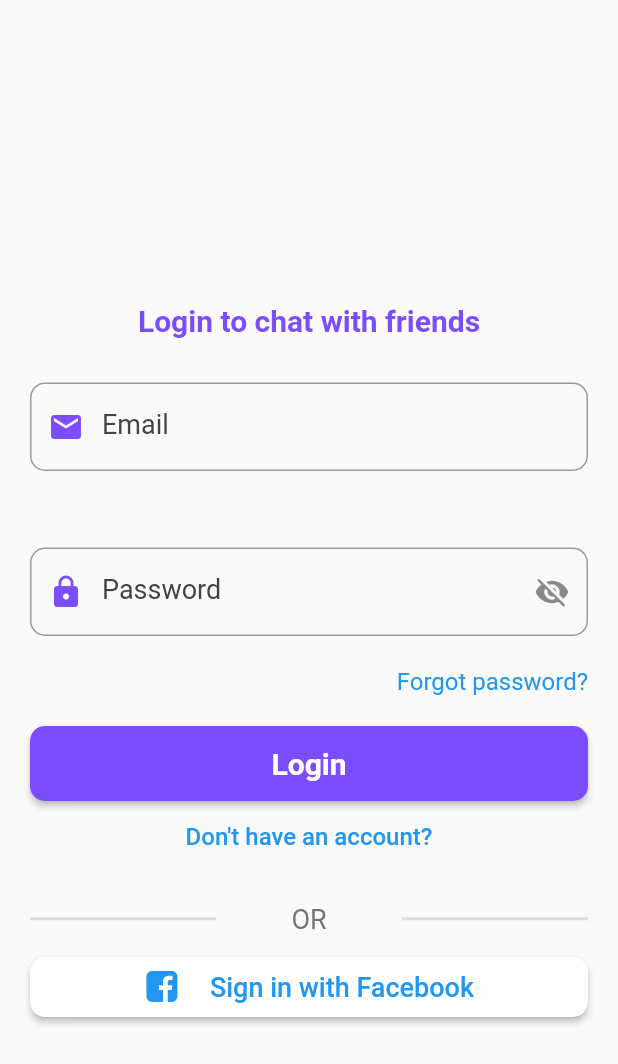
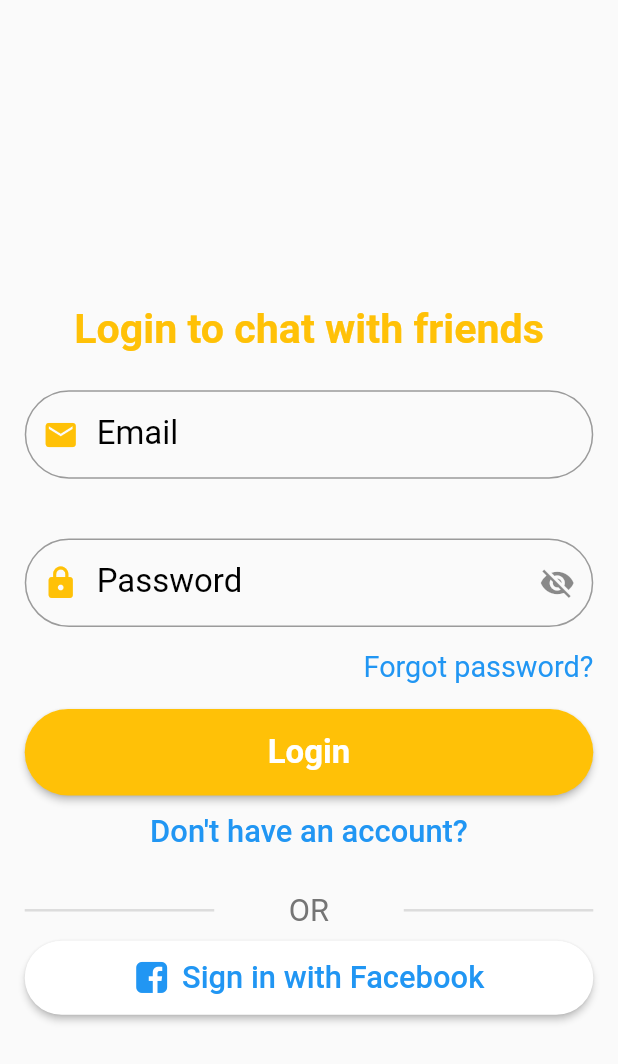
Before and after one commit to Prince-Kd/chat_app, a Flutter app: the screen it shows after launch, on a phone screen of 412 x 824 dp. Shown: the top 1064 px of the screen. Run offline on Flutter 3.47's test engine with Material 2 defaults, Android fonts, the phone set to English and light mode, and no system bars; our stand-ins replace firebase_auth, firebase_core, flutter_slidable, hive, hive_flutter, sizer; accounts and stored records are empty.

Commit message:
*Implement responsiveness using Sizer package     *Add sign out function    *Store user id with hive

```diff
--- a/lib/main.dart
+++ b/lib/main.dart
@@ -2,14 +2,19 @@ import 'package:chat_app/pages/home.dart';
 import 'package:chat_app/pages/login.dart';
 import 'package:flutter/material.dart';
 import 'package:firebase_core/firebase_core.dart';
+import 'package:hive/hive.dart';
+import 'package:hive_flutter/hive_flutter.dart';
 import 'firebase_options.dart';
 import 'package:firebase_auth/firebase_auth.dart';
+import 'package:sizer/sizer.dart';
 
 void main() async {
   WidgetsFlutterBinding.ensureInitialized();
   await Firebase.initializeApp(
     options: DefaultFirebaseOptions.currentPlatform,
   );
+  await Hive.initFlutter();
+  await Hive.openBox('settings');
   runApp(const MyApp());
 }
 
@@ -19,11 +24,14 @@ class MyApp extends StatelessWidget {
   // This widget is the root of your application.
   @override
   Widget build(BuildContext context) {
+    return Sizer(
+      builder: (context, orientation, deviceType) {
         return MaterialApp(
           initialRoute: '/',
           routes: {
             '/' : (context) => Login(),
             'home': (content) => Home(),
+            'chat': (context) => ChatScreen(),
           },
           title: 'Flutter Demo',
           debugShowCheckedModeBanner: false,
@@ -34,18 +42,20 @@ class MyApp extends StatelessWidget {
             ),
             inputDecorationTheme: InputDecorationTheme(
               labelStyle: TextStyle(
-            fontSize: 18,
+                fontSize: 18.sp,
                 color: Colors.grey[800]
               ),
               focusedBorder: OutlineInputBorder(
-            borderRadius: BorderRadius.circular(10),
+                borderRadius: BorderRadius.circular(10.h),
                 borderSide: const BorderSide(
-              color: Colors.deepPurpleAccent
+                  color: Colors.amber
                 )
               )
             )
           ),
           //home: const Login(),
+        );
+      }
     );
   }
 }
--- a/lib/pages/login.dart
+++ b/lib/pages/login.dart
@@ -9,7 +9,9 @@ import 'package:firebase_auth/firebase_auth.dart';
 import 'package:flutter/cupertino.dart';
 import 'package:flutter/material.dart';
 import 'package:flutter/services.dart';
-import 'package:google_sign_in/google_sign_in.dart';
+import 'package:hive/hive.dart';
+import 'package:sizer/sizer.dart';
+//import 'package:google_sign_in/google_sign_in.dart';
 
 class Login extends StatefulWidget {
   const Login({Key? key}) : super(key: key);
@@ -38,8 +40,10 @@ class _LoginState extends State<Login> {
         try {
           UserCredential userCred = await auth.signInWithEmailAndPassword(
               email: email!, password: password!);
-          Navigator.pushReplacementNamed(context, 'home',
-              arguments: {'email': userCred.user!.email});
+          var user = await userCred.user;
+          print(user);
+          Hive.box('settings').put('user', user!.uid);
+          Navigator.pushReplacementNamed(context, 'home',);
           setState(() {
             loading = false;
           });
@@ -66,22 +70,22 @@ class _LoginState extends State<Login> {
     return Scaffold(
         appBar: AppBar(
           backgroundColor: Colors.transparent,
-          elevation: 0,
+          elevation: 0.h,
           systemOverlayStyle: SystemUiOverlayStyle.dark,
         ),
         body: Padding(
-          padding: const EdgeInsets.all(20.0),
+          padding: EdgeInsets.all(2.h),
           child: Column(
             mainAxisAlignment: MainAxisAlignment.center,
             children: [
-              const Text('Login to chat with friends',
+              Text('Login to chat with friends',
                   style: TextStyle(
-                    fontSize: 20,
-                    color: Colors.deepPurpleAccent,
+                    fontSize: 20.sp,
+                    color: Colors.amber,
                     fontWeight: FontWeight.w600,
                   )),
-              const SizedBox(
-                height: 30,
+              SizedBox(
+                height: 3.h,
               ),
               Form(
                 key: _formKey,
@@ -100,8 +104,8 @@ class _LoginState extends State<Login> {
                       prefix: Icons.email,
                       obscure: false,
                     ),
-                    const SizedBox(
-                      height: 30,
+                    SizedBox(
+                      height: 3.h,
                     ),
                     TextInputWidget(
                       validation: Validators(field: 'Password').required,
@@ -120,10 +124,10 @@ class _LoginState extends State<Login> {
                         child: Text(
                           'Forgot password?',
                           textAlign: TextAlign.right,
-                          style: TextStyle(color: Colors.blue, fontSize: 16),
+                          style: TextStyle(color: Colors.blue, fontSize: 14.sp),
                         )),
-                    const SizedBox(
-                      height: 20,
+                    SizedBox(
+                      height: 2.h,
                     ),
                     AuthButton(
                       loading: loading,
@@ -132,16 +136,16 @@ class _LoginState extends State<Login> {
                             ? const CircularProgressIndicator.adaptive(
                                 backgroundColor: Colors.white,
                               )
-                            : const Text(
+                            : Text(
                                 'Login',
                                 style: TextStyle(
-                                  fontSize: 20,
+                                  fontSize: 16.sp,
                                   fontWeight: FontWeight.w600,
                                   color: Colors.white,
                                 ),
                               ),
                       ),
-                      color: Colors.deepPurpleAccent,
+                      color: Colors.amber,
                       method: SignIn,
                     ),
                     TextButton(
@@ -149,21 +153,21 @@ class _LoginState extends State<Login> {
                         child: Text(
                           "Don't have an account?",
                           style: TextStyle(
-                            fontSize: 16,
+                            fontSize: 15.sp,
                           ),
                         ))
                   ],
                 ),
               ),
-              const SizedBox(
-                height: 20,
+              SizedBox(
+                height: 2.h,
               ),
               Row(
                 children: [
-                  const Expanded(
+                  Expanded(
                       flex: 1,
                       child: Divider(
-                        thickness: 2,
+                        thickness: 0.2.h,
                       )),
                   Expanded(
                       flex: 1,
@@ -171,14 +175,14 @@ class _LoginState extends State<Login> {
                           child: Text(
                         'OR',
                         style: TextStyle(
-                          fontSize: 18,
+                          fontSize: 15.sp,
                           color: Colors.grey[600],
                         ),
                       ))),
-                  const Expanded(
+                  Expanded(
                       flex: 1,
                       child: Divider(
-                        thickness: 2,
+                        thickness: 0.2.h,
                       ))
                 ],
               ),
@@ -201,20 +205,20 @@ class _LoginState extends State<Login> {
               //     ),
               //     method: googleSignIn),
               SizedBox(
-                height: 15,
+                height: 1.h,
               ),
               AuthButton(
                   color: Colors.white,
-                  height: 40,
+                  height: 6,
                   content: Row(
                     mainAxisAlignment: MainAxisAlignment.center,
-                    children: const [
-                      Icon(CustomIcons.facebook_squared, color: Colors.blue),
+                    children: [
+                      const Icon(CustomIcons.facebook_squared, color: Colors.blue),
                       SizedBox(
-                        width: 20,
+                        width: 2.w,
                       ),
                       Text('Sign in with Facebook',
-                          style: TextStyle(color: Colors.blue, fontSize: 18))
+                          style: TextStyle(color: Colors.blue, fontSize: 15.sp))
                     ],
                   ),
                   method: () {})
--- a/lib/widgets/auth_button.dart
+++ b/lib/widgets/auth_button.dart
@@ -1,4 +1,5 @@
 import 'package:flutter/material.dart';
+import 'package:sizer/sizer.dart';
 
 class AuthButton extends StatefulWidget {
   final double height;
@@ -6,7 +7,7 @@ class AuthButton extends StatefulWidget {
   final Color color;
   final bool loading;
   final dynamic method;
-  const AuthButton({Key? key, required this.content, this.color = Colors.deepPurpleAccent, required this.method, this.height = 50, this.loading = false}) : super(key: key);
+  const AuthButton({Key? key, required this.content, this.color = Colors.amber, required this.method, this.height = 7, this.loading = false}) : super(key: key);
 
   @override
   _AuthButtonState createState() => _AuthButtonState();
@@ -16,12 +17,12 @@ class _AuthButtonState extends State<AuthButton> {
   @override
   Widget build(BuildContext context) {
     return SizedBox(
-      height: widget.height,
+      height: widget.height.h,
       child: ElevatedButton(
         style: ElevatedButton.styleFrom(
             primary: widget.loading ? Colors.grey : widget.color,
             shape: RoundedRectangleBorder(
-                borderRadius: BorderRadius.circular(10)
+                borderRadius: BorderRadius.circular(10.h)
             )
         ),
         onPressed: widget.method,
--- a/lib/widgets/text_input.dart
+++ b/lib/widgets/text_input.dart
@@ -1,5 +1,6 @@
 import 'package:flutter/cupertino.dart';
 import 'package:flutter/material.dart';
+import 'package:sizer/sizer.dart';
 
 class TextInputWidget extends StatefulWidget {
   dynamic obscure;
@@ -28,7 +29,7 @@ class _TextInputWidgetState extends State<TextInputWidget> {
   @override
   Widget build(BuildContext context) {
     return SizedBox(
-      height: 80,
+      height: 9.h,
       child: TextFormField(
         validator: widget.validation,
         autovalidateMode: AutovalidateMode.onUserInteraction,
@@ -36,9 +37,10 @@ class _TextInputWidgetState extends State<TextInputWidget> {
         obscureText: widget.obscure ?? false,
         decoration: InputDecoration(
           label: Text(widget.label),
+          labelStyle: TextStyle(fontSize: 16.sp, color: Colors.black),
           hintText: widget.hint ?? '',
-          border: OutlineInputBorder(borderRadius: BorderRadius.circular(10)),
-          prefixIcon: Icon(widget.prefix, color: Colors.deepPurpleAccent ),
+          border: OutlineInputBorder(borderRadius: BorderRadius.circular(10.h)),
+          prefixIcon: Icon(widget.prefix, color: Colors.amber ),
           suffixIcon: widget.suffix != null ? IconButton(
             onPressed: () {
               setState(() {
--- a/pubspec.yaml
+++ b/pubspec.yaml
@@ -46,7 +46,8 @@ dependencies:
   flutter_slidable: ^1.2.0
   cloud_firestore: ^3.1.7
   firebase_storage: ^10.2.6
-#  //google_sign_in: ^5.2.3
+#  google_sign_in: ^5.2.3
+  sizer: ^2.0.15
 
 dev_dependencies:
   flutter_test:
```
Also changed, not shown: lib/pages/chat_screen.dart (added, +15 -0 lines), lib/pages/home.dart (+67 -19 lines), lib/widgets/chat_tile.dart (+10 -4 lines), lib/widgets/dialog.dart (+17 -15 lines), lib/widgets/loading_dialog.dart (+6 -5 lines), lib/widgets/placeholder_tile.dart (+7 -6 lines), pubspec.lock, 5 other files. Lines whose indentation alone changed are shown as unchanged.
